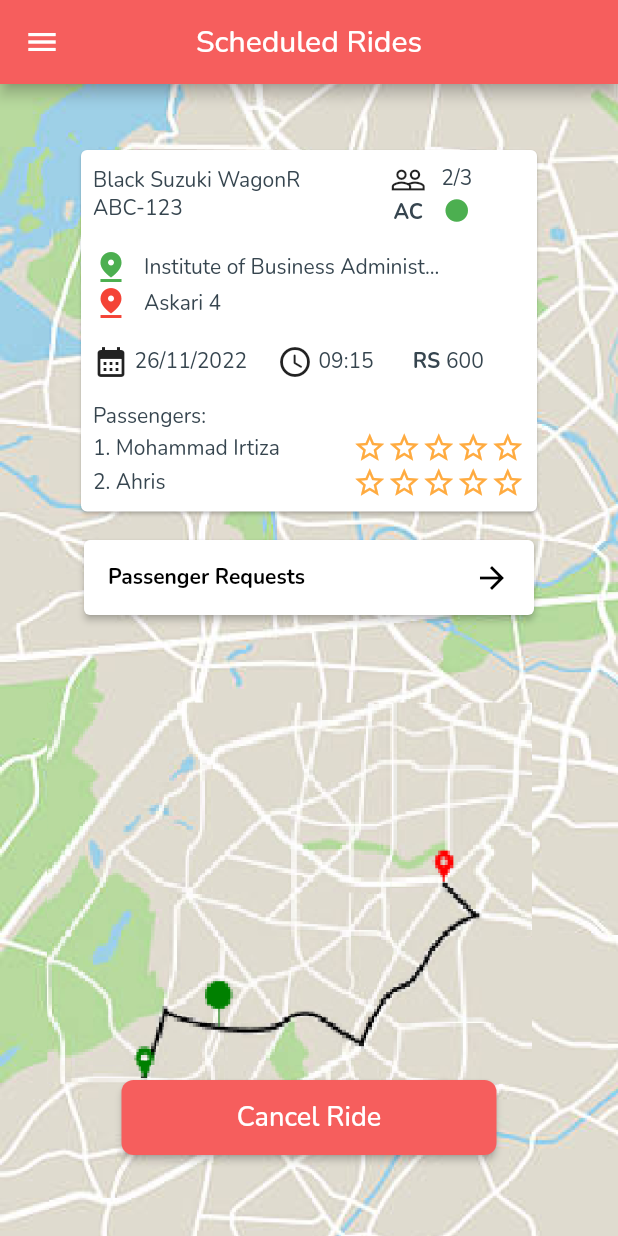
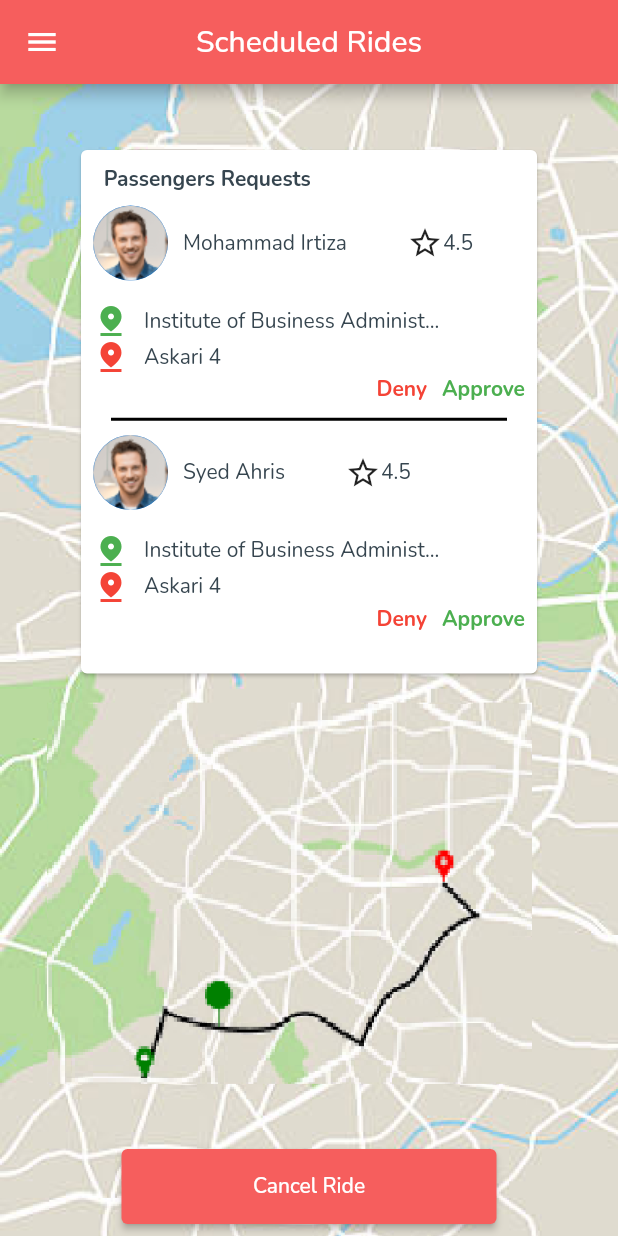
Before and after one commit to SyedAhris/saath-chalo, a Flutter app: the ScheduledRideDetails screen opened directly, after a tap on "Passenger Requests", on a phone screen of 412 x 824 dp. Run offline on Flutter 3.47's test engine with Material 2 defaults, Android fonts, the phone set to English and light mode, and no system bars; drawn by our look-alikes of flutter_rating_bar; our stand-ins replace flutter_otp_text_field, google_fonts; missing offline and left inert: sign_button; network calls fail.

Commit message:
ride booking and ride details, w/ requests

```diff
--- /dev/null
+++ b/lib/driver_pages/passenger_requests/passenger_requests.dart
@@ -0,0 +1,141 @@
+import 'package:flutter/material.dart';
+import 'package:flutterdemo/driver_pages/passenger_request/passenger_request.dart';
+import 'package:flutterdemo/globalComponents/main_app_bar.dart';
+import 'package:flutterdemo/globalComponents/passenger_card.dart';
+import 'package:flutterdemo/globalComponents/side_bar.dart';
+import 'package:flutterdemo/passenger_pages/passenger_home/passenger_home.dart';
+
+import 'PassDemo.dart';
+
+class PassengerRequests extends StatefulWidget {
+  const PassengerRequests({Key? key}) : super(key: key);
+
+  @override
+  State<PassengerRequests> createState() => _PassengerRequestsState();
+}
+
+class _PassengerRequestsState extends State<PassengerRequests> {
+
+  @override
+  Widget build(BuildContext context) {
+    return Scaffold(
+      drawer: SideBar(
+        tapHome: () => Navigator.of(context).push(
+            MaterialPageRoute(builder: (context) => const PassengerHome())),
+      ),
+      appBar: const MainAppBar(title: "Scheduled Rides"),
+      body: Container(
+        decoration: const BoxDecoration(
+            image: DecorationImage(
+                fit: BoxFit.cover,
+                image: AssetImage('assets/images/backimg.png'))),
+        child: Column(
+          children: [
+                    Padding(
+                      padding: const EdgeInsets.only(left: 50, right: 50, top: 40),
+                      child: Card(
+                        child: Column(
+                          children: [
+                            const SizedBox(height: 10,),
+                            const Align(
+                              alignment: Alignment.centerLeft,
+                                child: Text(
+                                  "    Passengers Requests",
+                                style: TextStyle(
+                                  fontWeight: FontWeight.bold
+                                ),
+                                )
+                            ),
+
+                            ListView.builder(
+                              shrinkWrap: true,
+                              itemCount: pass.length,
+                                itemBuilder: (BuildContext context, int index) {
+                                  return SingleChildScrollView(
+                                    child: Column(
+                                        children: [
+                                          PassengerCard(
+                                            status: true,
+                                            name: pass[index].name,
+                                            rating: pass[index].rating,
+                                            journeyStart: pass[index].journeyStart,
+                                            journeyEnd: pass[index].journeyEnd,
+                                            onTap1: (){},
+                                            onTap2: (){},
+                                            onTap: () {
+                                              Navigator.of(context).push(MaterialPageRoute(
+                                                  builder: (context) =>
+                                                   PassengerRequest(
+                                                    status: false,
+                                                    name: pass[index].name,
+                                                    rating: pass[index].rating,
+                                                    journeyStart: pass[index].journeyStart,
+                                                    journeyEnd: pass[index].journeyEnd,
+                                                  )));
+                                            },
+                                          ),
+                                          Center(
+                                            child:
+                                              index!=pass.length-1 ?
+                                                  const Divider(
+                                                    color: Colors.black,
+                                                    height: 5,
+                                                    thickness: 2,
+                                                    indent: 20,
+                                                    endIndent: 20,
+                                                  )
+                                                  :
+                                                  const Text(""),
+                                          ),
+                                        ],
+
+                                      ),
+                                  );
+                                }
+                            ),
+
+                          ],
+                        ),
+                      )
+                    ),
+            Expanded(
+              child: Padding(
+                padding: const EdgeInsets.all(8.0),
+                child: Align(
+                  alignment: Alignment.bottomCenter,
+                  child: SizedBox(
+                    width: 250,
+                    height: 50,
+                    child: ElevatedButton(
+                        onPressed: (){
+
+                        },
+                        child: Text("Cancel Ride")),
+                  ),
+                ),
+              ),
+            )
+          ],
+        ),
+
+      ),
+    );
+  }
+}
+
+List<PassDemo> pass = [
+  PassDemo(
+    name: "Mohammad Irtiza",
+    rating: 4.5,
+    journeyStart: "Institute of Business Administration",
+    journeyEnd: "Askari 4",
+  ),
+  PassDemo(
+    name: "Syed Ahris",
+    rating: 4.5,
+    journeyStart: "Institute of Business Administration",
+    journeyEnd: "Askari 4",
+  ),
+
+
+];
--- a/lib/driver_pages/scheduled_ride_details/scheduled_ride_details.dart
+++ b/lib/driver_pages/scheduled_ride_details/scheduled_ride_details.dart
@@ -1,4 +1,5 @@
 import 'package:flutter/material.dart';
+import 'package:flutterdemo/driver_pages/passenger_requests/passenger_requests.dart';
 import 'package:flutterdemo/globalComponents/driver_booked_ride_card.dart';
 import 'package:flutterdemo/globalComponents/main_app_bar.dart';
 import 'package:flutterdemo/globalComponents/main_button.dart';
@@ -55,7 +56,11 @@ class _ScheduledRideDetailsState extends State<ScheduledRideDetails> {
                       style: ElevatedButton.styleFrom(
                         backgroundColor: Colors.white
                       ),
-                        onPressed: (){},
+                        onPressed: (){
+                          Navigator.of(context).push(MaterialPageRoute(
+                              builder: (context) =>
+                              const PassengerRequests()));
+                        },
                         child: Row(
                           mainAxisAlignment: MainAxisAlignment.spaceBetween,
                           children:const [
--- a/lib/globalComponents/passenger_card.dart
+++ b/lib/globalComponents/passenger_card.dart
@@ -1,15 +1,122 @@
 import 'package:flutter/material.dart';
 
-class PassengerCard extends StatefulWidget {
-  const PassengerCard({Key? key}) : super(key: key);
-
-  @override
-  State<PassengerCard> createState() => _PassengerCardState();
-}
-
-class _PassengerCardState extends State<PassengerCard> {
+class PassengerCard extends StatelessWidget {
+  PassengerCard({
+    Key? key,
+    required this.status,
+    required this.name,
+    required this.journeyStart,
+    required this.journeyEnd,
+    required this.rating,
+    required this.onTap,
+    required this.onTap1,
+  required this.onTap2
+  }) : super(key: key);
+  bool status;
+  String name;
+  String journeyStart;
+  String journeyEnd;
+  double rating;
+  final VoidCallback onTap;
+  final VoidCallback onTap1;
+  final VoidCallback onTap2;
   @override
   Widget build(BuildContext context) {
-    return Container();
+    return Container(
+      child: Padding(
+        padding: const EdgeInsets.all(8.0),
+        child: Column(
+          children: [
+            InkWell(
+              onTap: onTap,
+              child: Column(
+                children: [
+                  Row(
+                    children: [
+                      const CircleAvatar(
+                        backgroundImage: AssetImage('assets/images/manPic.png'),
+                        radius: 25,
+                      ),
+                      const SizedBox(width: 10),
+                      Column(
+                        crossAxisAlignment: CrossAxisAlignment.start,
+                        children:  [
+                          Text(
+                              name.length>=20? "${name.substring(0,20)}..."
+                                  : name
+                          ),
+                        ],
+                      ),
+                      const SizedBox(width: 40),
+                      Column(
+                        children: const [
+                          Icon(Icons.star_border),
+                        ],
+                      ),
+                      Column(
+                        children: [
+                          Text(rating.toString()),
+                        ],
+                      ),
+                    ],
+                  ),
+                  const SizedBox(height: 15),
+                  Row(
+                    children: [
+                      const Icon(Icons.pin_drop_sharp,color: Colors.green,),
+                      const SizedBox(width: 10,),
+                      Text(
+                          journeyStart.length>=30? "${journeyStart.substring(0,30)}..."
+                              : journeyStart
+                      ),
+                    ],
+                  ),
+                  Row(
+                    children: [
+                      const Icon(Icons.pin_drop_sharp,color: Colors.red,),
+                      const SizedBox(width: 10,),
+                      Text(
+                          journeyEnd.length>=30? "${journeyEnd.substring(0,30)}..."
+                              : journeyEnd
+                      ),
+                    ],
+                  ),
+
+                ],
+              ),
+            ),
+            Container(
+              child:  status==true ?
+              Row(
+                mainAxisAlignment: MainAxisAlignment.end,
+                children: [
+                  GestureDetector(
+                    onTap: onTap1,
+                    child: const Text(
+                      "Deny",
+                      style: TextStyle(
+                          color: Colors.red,
+                          fontWeight: FontWeight.bold
+                      ),
+                    ),
+                  ),
+                  const SizedBox(width: 10,),
+                  GestureDetector(
+                    onTap: onTap2,
+                    child: const Text("Approve",
+                      style: TextStyle(
+                          color: Colors.green,
+                          fontWeight: FontWeight.bold
+                      ),
+                    ),
+                  )
+                ],
+              ) :
+                  null,
+            )
+          ],
+        ),
+      ),
+    );
   }
 }
--- a/lib/home_page/home_page.dart
+++ b/lib/home_page/home_page.dart
@@ -44,7 +44,6 @@ class _HomePageState extends State<HomePage> {
                                 builder: (context) =>
 //                                const LoginPagePassenger()));
                             const ScheduledRideDetails()));
-
                           },
                           style: ElevatedButton.styleFrom(
                               textStyle: const TextStyle(fontSize: 25)),
```
Also changed, not shown: lib/driver_pages/passenger_request/passenger_request.dart (added, +101 -0 lines), lib/driver_pages/passenger_requests/PassDemo.dart (added, +8 -0 lines), lib/driver_pages/scheduled_ride_details_now_booking/scheduled_ride_booking.dart (+9 -1 lines), lib/driver_pages/scheduled_ride_live_booking/scheduled_ride_live_booking.dart (added, +54 -0 lines).
